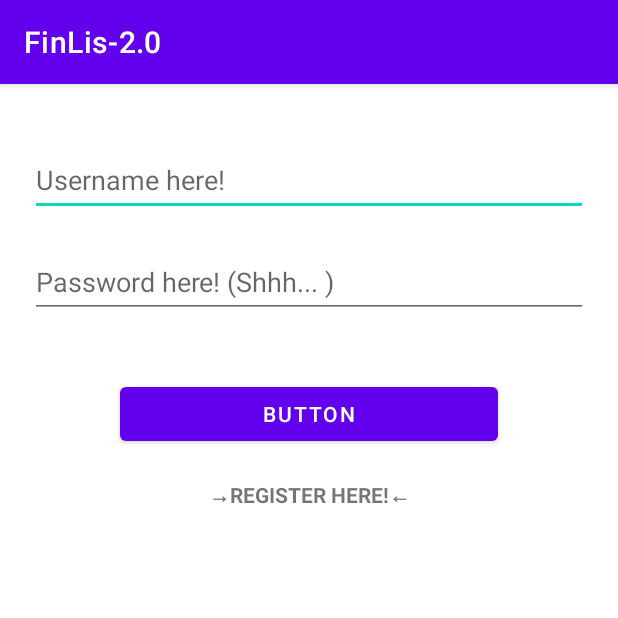
After one commit to BobLynn/FinLis-2.0-App, an Android app: the LoginActivity screen opened directly, with no data from a screen before it, on a phone screen of 412 x 824 dp, the top half of it. The commit adds this screen. Run offline under Robolectric (Android 15) with nearby library versions, the phone set to English and light mode, and no system bars.

Commit message:
activity_login.xml 界面設計

```diff
--- a/app/src/main/AndroidManifest.xml
+++ b/app/src/main/AndroidManifest.xml
@@ -1,6 +1,6 @@
 <?xml version="1.0" encoding="utf-8"?>
 <manifest xmlns:android="http://schemas.android.com/apk/res/android"
-    xmlns:tools="http://schemas.android.com/tools">
+    xmlns:tools="http://schemas.android.com/tools" >
 
     <application
         android:allowBackup="true"
@@ -11,10 +11,17 @@
         android:roundIcon="@mipmap/ic_launcher_round"
         android:supportsRtl="true"
         android:theme="@style/Theme.FinLis20App"
-        tools:targetApi="31">
+        tools:targetApi="31" >
+        <activity
+            android:name=".LoginActivity"
+            android:exported="false" >
+            <meta-data
+                android:name="android.app.lib_name"
+                android:value="" />
+        </activity>
         <activity
             android:name=".MainActivity"
-            android:exported="true">
+            android:exported="true" >
             <intent-filter>
                 <action android:name="android.intent.action.MAIN" />
 
--- /dev/null
+++ b/app/src/main/java/com/example/finlis_20_app/LoginActivity.java
@@ -0,0 +1,13 @@
+package com.example.finlis_20_app;
+
+import androidx.appcompat.app.AppCompatActivity;
+import android.os.Bundle;
+
+public class LoginActivity extends AppCompatActivity {
+
+    @Override
+    protected void onCreate(Bundle savedInstanceState) {
+        super.onCreate(savedInstanceState);
+        setContentView(R.layout.activity_login);
+    }
+}
--- /dev/null
+++ b/app/src/main/res/layout/activity_login.xml
@@ -0,0 +1,65 @@
+<?xml version="1.0" encoding="utf-8"?>
+<androidx.constraintlayout.widget.ConstraintLayout xmlns:android="http://schemas.android.com/apk/res/android"
+    xmlns:app="http://schemas.android.com/apk/res-auto"
+    xmlns:tools="http://schemas.android.com/tools"
+    android:id="@+id/loginLoginButton"
+    android:layout_width="match_parent"
+    android:layout_height="match_parent"
+    tools:context=".LoginActivity">
+
+    <EditText
+        android:id="@+id/loginUsername"
+        android:layout_width="0dp"
+        android:layout_height="wrap_content"
+        android:layout_marginStart="20dp"
+        android:layout_marginTop="40dp"
+        android:layout_marginEnd="20dp"
+        android:ems="10"
+        android:hint="Username here!"
+        android:inputType="textPersonName"
+        android:minHeight="48dp"
+        app:layout_constraintEnd_toEndOf="parent"
+        app:layout_constraintStart_toStartOf="parent"
+        app:layout_constraintTop_toTopOf="parent" />
+
+    <EditText
+        android:id="@+id/loginPassword"
+        android:layout_width="0dp"
+        android:layout_height="wrap_content"
+        android:layout_marginStart="20dp"
+        android:layout_marginTop="20dp"
+        android:layout_marginEnd="20dp"
+        android:ems="10"
+        android:hint="Password here! (Shhh... )"
+        android:inputType="textPassword"
+        android:minHeight="48dp"
+        app:layout_constraintEnd_toEndOf="parent"
+        app:layout_constraintStart_toStartOf="parent"
+        app:layout_constraintTop_toBottomOf="@+id/loginUsername" />
+
+    <Button
+        android:id="@+id/button2"
+        android:layout_width="0dp"
+        android:layout_height="wrap_content"
+        android:layout_marginStart="80dp"
+        android:layout_marginTop="40dp"
+        android:layout_marginEnd="80dp"
+        android:text="Button"
+        app:layout_constraintEnd_toEndOf="parent"
+        app:layout_constraintStart_toStartOf="parent"
+        app:layout_constraintTop_toBottomOf="@+id/loginPassword" />
+
+    <TextView
+        android:id="@+id/tvToRegister"
+        android:layout_width="0dp"
+        android:layout_height="wrap_content"
+        android:layout_marginTop="20dp"
+        android:text="→REGISTER HERE!←"
+        android:textStyle="bold"
+        android:gravity="center"
+        app:layout_constraintEnd_toEndOf="parent"
+        app:layout_constraintHorizontal_bias="1.0"
+        app:layout_constraintStart_toStartOf="parent"
+        app:layout_constraintTop_toBottomOf="@+id/button2" />
+
+</androidx.constraintlayout.widget.ConstraintLayout>
--- a/app/src/main/res/layout/activity_main.xml
+++ b/app/src/main/res/layout/activity_main.xml
@@ -4,15 +4,4 @@
     xmlns:tools="http://schemas.android.com/tools"
     android:layout_width="match_parent"
     android:layout_height="match_parent"
-    tools:context=".MainActivity">
-
-    <TextView
-        android:layout_width="wrap_content"
-        android:layout_height="wrap_content"
-        android:text="Hello World!"
-        app:layout_constraintBottom_toBottomOf="parent"
-        app:layout_constraintEnd_toEndOf="parent"
-        app:layout_constraintStart_toStartOf="parent"
-        app:layout_constraintTop_toTopOf="parent" />
-
-</androidx.constraintlayout.widget.ConstraintLayout>
+    tools:context=".MainActivity"/>
```
